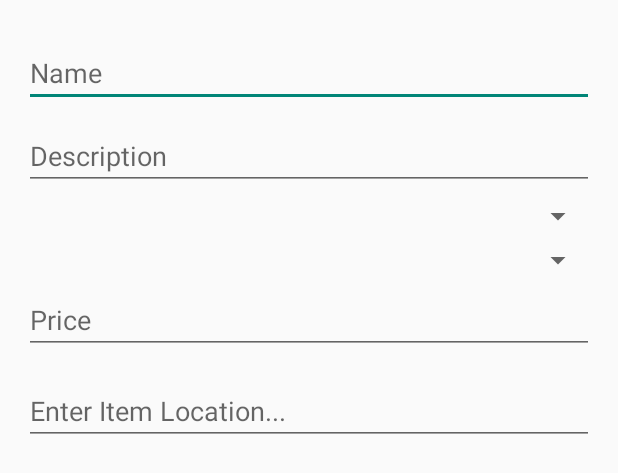
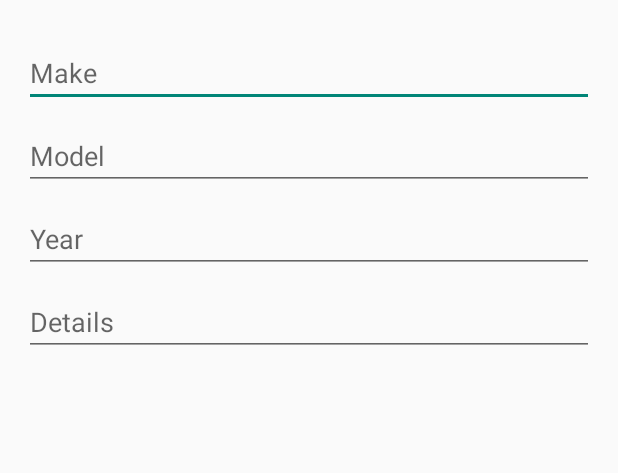
Before and after one commit to afraga/MyCarClub, an Android app: the layout activity_garage_creation.xml on its own in the app's theme, with its tools: preview values and no code run, on a phone screen of 412 x 824 dp. Shown: the top 473 px of the screen. Run offline under Robolectric (Android 15) with nearby library versions, the phone set to English and light mode, and no system bars.

Commit message:
Added initial support for My Garage, which allows user to add the cars he/she currently owns.

```diff
--- a/app/src/main/java/com/id2p/mycarclub/MyCarClubApplication.java
+++ b/app/src/main/java/com/id2p/mycarclub/MyCarClubApplication.java
@@ -5,6 +5,7 @@ import android.app.Application;
 import com.id2p.mycarclub.model.Ad;
 import com.id2p.mycarclub.model.Event;
 import com.id2p.mycarclub.model.EventRegistration;
+import com.id2p.mycarclub.model.Garage;
 import com.id2p.mycarclub.model.Route;
 import com.id2p.mycarclub.model.User;
 import com.parse.Parse;
@@ -27,6 +28,7 @@ public class MyCarClubApplication extends Application {
         ParseObject.registerSubclass(EventRegistration.class);
         ParseObject.registerSubclass(Route.class);
         ParseObject.registerSubclass(Ad.class);
+        ParseObject.registerSubclass(Garage.class);
 
         // Enable Local Datastore
         Parse.enableLocalDatastore(this);
--- a/app/src/main/java/com/id2p/mycarclub/view/BaseDrawerActivity.java
+++ b/app/src/main/java/com/id2p/mycarclub/view/BaseDrawerActivity.java
@@ -65,6 +65,9 @@ public class BaseDrawerActivity extends ActionBarActivity {
                         break;
                     case 3:
                         Toast.makeText(BaseDrawerActivity.this, "Garage", Toast.LENGTH_SHORT).show();
+                        Intent garageIntent = new Intent(getApplicationContext(), GarageCreationActivity.class);
+                        startActivity(garageIntent);
+                        finish(); // TODO: should I finish it or keep it open, lookup best practices on android
                         break;
                     case 4:
                         Toast.makeText(BaseDrawerActivity.this, "Events", Toast.LENGTH_SHORT).show();
--- a/app/src/main/res/layout/activity_event_creation.xml
+++ b/app/src/main/res/layout/activity_event_creation.xml
@@ -152,6 +152,6 @@
         android:layout_width="240dp"
         android:layout_height="match_parent"
         android:layout_gravity="left|start"
-        android:background="#aaaaaaaa"/>
+        android:background="#dededede"/>
 
 </android.support.v4.widget.DrawerLayout>
--- a/app/src/main/res/layout/activity_ad_creation.xml
+++ b/app/src/main/res/layout/activity_garage_creation.xml
@@ -14,7 +14,7 @@
         android:paddingRight="@dimen/activity_horizontal_margin"
         android:paddingTop="@dimen/activity_vertical_margin"
         android:paddingBottom="@dimen/activity_vertical_margin"
-        tools:context=".AdCreationActivity">
+        tools:context=".GarageCreationActivity">
 
         <LinearLayout xmlns:android="http://schemas.android.com/apk/res/android"
             xmlns:tools="http://schemas.android.com/tools"
@@ -31,11 +31,11 @@
                 android:paddingTop="10dp">
 
                 <EditText
-                    android:id="@+id/adName"
+                    android:id="@+id/carMake"
                     android:layout_width="match_parent"
                     android:layout_height="wrap_content"
                     android:paddingTop="10dp"
-                    android:hint="Name"/>
+                    android:hint="Make"/>
 
             </LinearLayout>
 
@@ -46,12 +46,11 @@
                 android:paddingTop="10dp">
 
                 <EditText
-                    android:id="@+id/adDescription"
+                    android:id="@+id/carModel"
                     android:layout_width="match_parent"
                     android:layout_height="wrap_content"
-                    android:singleLine="false"
-                    android:maxLines="3"
-                    android:hint="Description"/>
+                    android:paddingTop="10dp"
+                    android:hint="Model"/>
 
             </LinearLayout>
 
@@ -59,12 +58,14 @@
                 android:layout_width="fill_parent"
                 android:layout_height="wrap_content"
                 android:orientation="horizontal"
-                android:paddingTop="5dp">
+                android:paddingTop="10dp">
 
-                <Spinner
-                    android:id="@+id/adType"
+                <EditText
+                    android:id="@+id/carYear"
                     android:layout_width="match_parent"
-                    android:layout_height="wrap_content"/>
+                    android:layout_height="wrap_content"
+                    android:paddingTop="10dp"
+                    android:hint="Year"/>
 
             </LinearLayout>
 
@@ -72,44 +73,15 @@
                 android:layout_width="fill_parent"
                 android:layout_height="wrap_content"
                 android:orientation="horizontal"
-                android:paddingTop="5dp">
-
-                <Spinner
-                    android:id="@+id/adCategory"
-                    android:layout_width="match_parent"
-                    android:layout_height="wrap_content"/>
-
-            </LinearLayout>
-
-            <LinearLayout
-                android:layout_width="fill_parent"
-                android:layout_height="wrap_content"
-                android:orientation="horizontal"
-                android:paddingTop="5dp">
+                android:paddingTop="10dp">
 
                 <EditText
-                    android:id="@+id/adPrice"
+                    android:id="@+id/carDetails"
                     android:layout_width="match_parent"
                     android:layout_height="wrap_content"
-                    android:inputType="numberDecimal"
-                    android:hint="Price"/>
-
-            </LinearLayout>
-
-            <LinearLayout
-                android:layout_width="fill_parent"
-                android:layout_height="wrap_content"
-                android:orientation="horizontal"
-                android:paddingTop="5dp">
-
-                <AutoCompleteTextView
-                    android:layout_width="0dp"
-                    android:layout_height="wrap_content"
-                    android:id="@+id/adItemLocationText"
-                    android:hint="Enter Item Location..."
-                    android:layout_gravity="center_horizontal"
-                    android:layout_weight="0.60"
-                    android:paddingTop="20dp" />
+                    android:singleLine="false"
+                    android:maxLines="3"
+                    android:hint="Details"/>
 
             </LinearLayout>
 
@@ -130,10 +102,7 @@
                     android:stretchMode="columnWidth"
                     android:gravity="center">
 
-
-
-
-               </GridView>
+                </GridView>
 
             </LinearLayout>
 
@@ -148,6 +117,6 @@
         android:layout_width="240dp"
         android:layout_height="match_parent"
         android:layout_gravity="left|start"
-        android:background="#aaaaaaaa"/>
+        android:background="#dededede"/>
 
 </android.support.v4.widget.DrawerLayout>
--- a/app/src/main/res/layout/activity_main.xml
+++ b/app/src/main/res/layout/activity_main.xml
@@ -27,6 +27,6 @@ android:layout_height="match_parent">
     android:layout_width="240dp"
     android:layout_height="match_parent"
     android:layout_gravity="left|start"
-    android:background="#aaaaaaaa"/>
+    android:background="#dededede"/>
 
 </android.support.v4.widget.DrawerLayout>
--- a/app/src/main/res/layout/activity_profile.xml
+++ b/app/src/main/res/layout/activity_profile.xml
@@ -112,6 +112,6 @@ android:layout_height="match_parent">
     android:layout_width="240dp"
     android:layout_height="match_parent"
     android:layout_gravity="left|start"
-    android:background="#aaaaaaaa"/>
+    android:background="#dededede"/>
 
 </android.support.v4.widget.DrawerLayout>
--- a/app/src/main/res/layout/basedrawer_activity.xml
+++ b/app/src/main/res/layout/basedrawer_activity.xml
@@ -17,6 +17,6 @@
         android:layout_width="260dp"
         android:layout_height="match_parent"
         android:layout_gravity="left|start"
-        android:background="#aaaaaaaa"/>
+        android:background="#dededede"/>
 
 </android.support.v4.widget.DrawerLayout>
```
Also changed, not shown: app/src/main/java/com/id2p/mycarclub/model/Garage.java (added, +75 -0 lines), app/src/main/java/com/id2p/mycarclub/view/GarageCreationActivity.java (added, +292 -0 lines), app/src/main/res/menu/menu_garage_creation.xml (added, +7 -0 lines).
